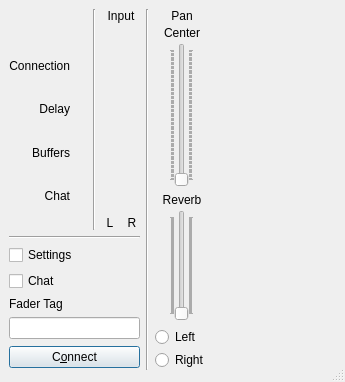
This is src/llconclientdlgbase.ui in jamulussoftware/jamulus as Qt 5 draws it before an edit. The edited form follows.
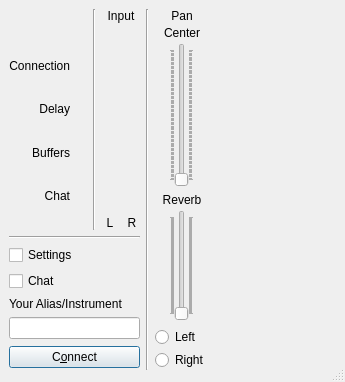
This is the edited form. Icons and pictures are not drawn. Custom widgets are drawn as their Qt base class.

Commit message: do not use "fader tag" since nobody knows what this is

Diff of the .ui file:
```diff
--- a/src/llconclientdlgbase.ui
+++ b/src/llconclientdlgbase.ui
@@ -449,7 +449,7 @@
            </sizepolicy>
           </property>
           <property name="text" >
-           <string>Fader Tag</string>
+           <string>Your Alias/Instrument</string>
           </property>
           <property name="wordWrap" >
            <bool>false</bool>
```
The commit also changes 1 other file.
